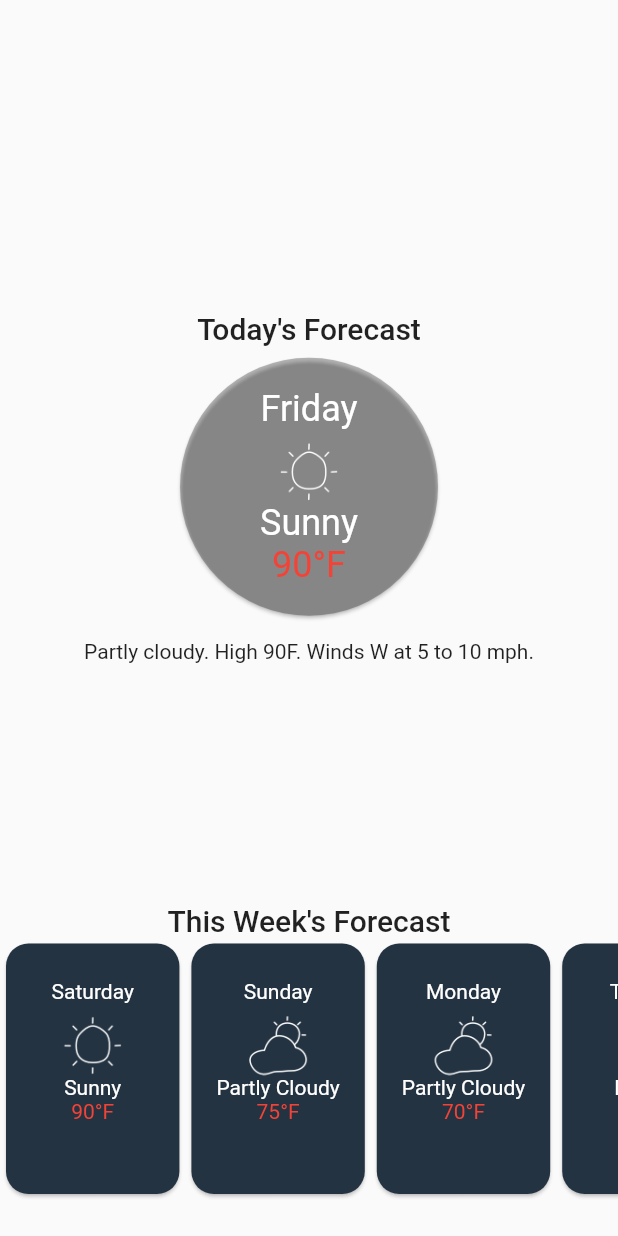
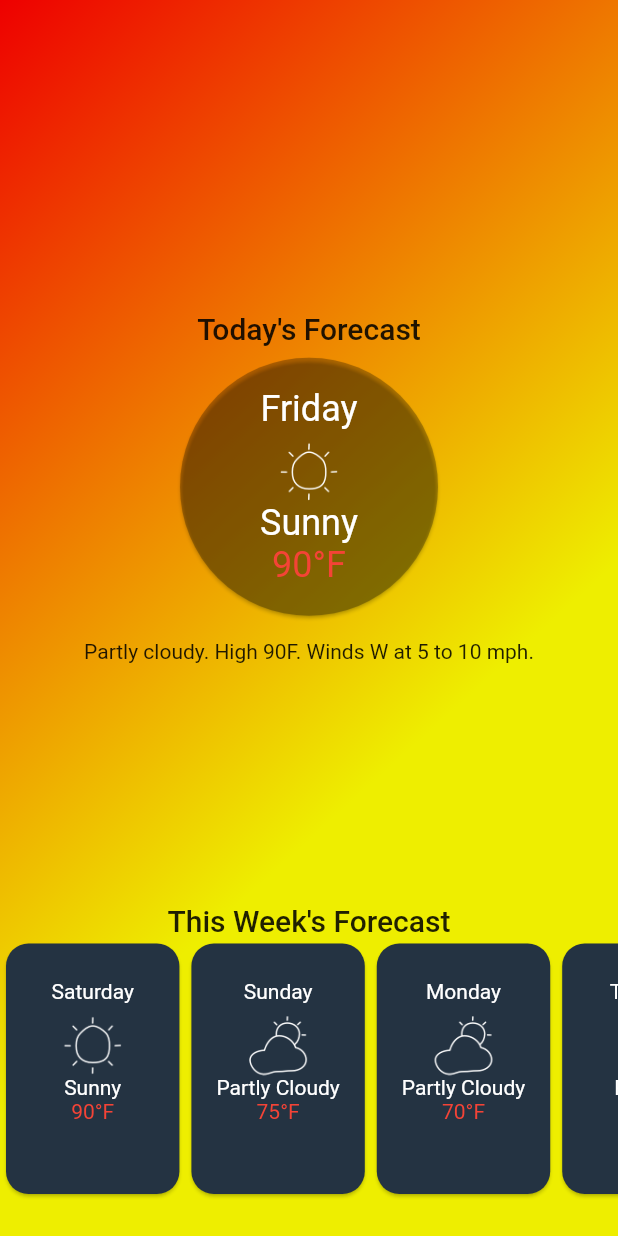
Before and after one commit to cerberodev/goldentest_ebay, a Flutter app: the screen it shows after launch, on a phone screen of 412 x 824 dp. Run offline on Flutter 3.47's test engine with Material 2 defaults, Android fonts, the phone set to English and light mode, and no system bars.

Commit message:
Linear Gradient background

```diff
--- a/lib/ui/screen/weather_widgets.dart
+++ b/lib/ui/screen/weather_widgets.dart
@@ -26,7 +26,18 @@ class WeatherForecast extends StatelessWidget {
   @override
   Widget build(BuildContext context) {
     final theme = Theme.of(context);
-    return Column(
+    return Container(
+      decoration: BoxDecoration(
+          gradient: LinearGradient(
+              begin: Alignment.topLeft,
+              end: Alignment(
+                  0.8, 0.0), // 10% of the width, so there are ten blinds.
+              colors: <Color>[
+            const Color(0xffee0000),
+            const Color(0xffeeee00)
+          ] // repeats the gradient over the canvas
+              )),
+      child: Column(
         mainAxisAlignment: MainAxisAlignment.spaceBetween,
         mainAxisSize: MainAxisSize.min,
         children: [
@@ -47,7 +58,8 @@ class WeatherForecast extends StatelessWidget {
                       shape: const CircleBorder(),
                     ),
                     textTheme: theme.textTheme.copyWith(
-                    bodyText2: theme.textTheme.bodyText2.copyWith(fontSize: 24),
+                      bodyText2:
+                          theme.textTheme.bodyText2.copyWith(fontSize: 24),
                     ),
                   ),
                   child: WeatherCard.forecast(today),
@@ -68,6 +80,7 @@ class WeatherForecast extends StatelessWidget {
           ),
           const SizedBox(height: 24),
         ],
+      ),
     );
   }
 }
```
Lines whose indentation alone changed are shown as unchanged.
